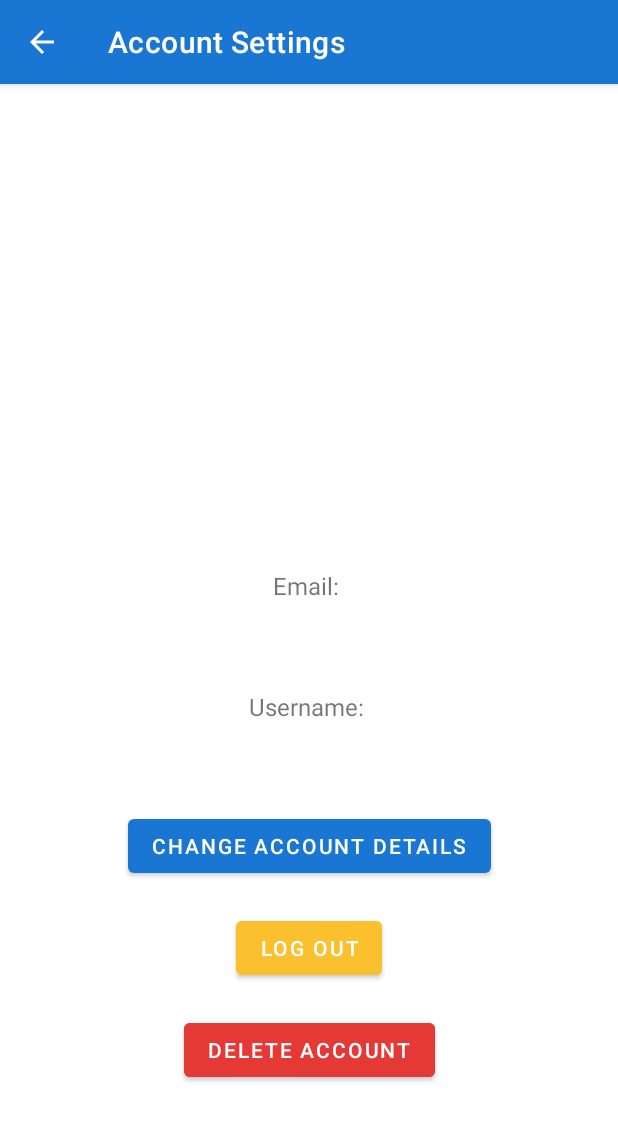
After one commit to EndiMuceku/GroupUp, an Android app: the ViewAccountActivity screen opened directly, with no data from a screen before it, on a phone screen of 412 x 824 dp. The commit adds this screen. Shown: the top 1121 px of the screen. Run offline under Robolectric (Android 15) with nearby library versions, the phone set to English and light mode, and no system bars; our stand-ins replace Firebase (no records; nobody signed in at launch, a user with empty details on screens opened directly).

Commit message:
Added basic account settings and replaced emails with user ids as unique keys for user identification.

```diff
--- a/app/src/main/java/com/endimuceku/groupup/CreateAccountActivity.java
+++ b/app/src/main/java/com/endimuceku/groupup/CreateAccountActivity.java
@@ -77,17 +77,16 @@ public class CreateAccountActivity extends AppCompatActivity {
                                             public void onComplete(@NonNull Task<Void> task) {
                                                 if (task.isSuccessful()) {
                                                     String name = user.getDisplayName();
-                                                    Toast.makeText(context, "Successfully created account for user " + name + ", please verify your email before signing in.", Toast.LENGTH_LONG).show();
+                                                    Toast.makeText(context, "Successfully created account for user " + name + ", please verify your email before signing in.", Toast.LENGTH_SHORT).show();
                                                 }
                                             }
                                         });
                             } else {
                                 // If sign in fails, display a message to the user.
                                 Toast.makeText(context, "Authentication failed.",
-                                        Toast.LENGTH_LONG).show();
+                                        Toast.LENGTH_SHORT).show();
                             }
 
-                            // ...
                         }
                     });
         } else if (!android.util.Patterns.EMAIL_ADDRESS.matcher(email).matches()){
--- a/app/src/main/java/com/endimuceku/groupup/CreateEventActivity.java
+++ b/app/src/main/java/com/endimuceku/groupup/CreateEventActivity.java
@@ -165,9 +165,9 @@ public class CreateEventActivity extends AppCompatActivity {
             mEventType.setError("You need to choose an event type.");
         } else {
             EventGroup eventGroup = new EventGroup(eventTitle, eventDescription, eventDate, eventTime, addressLine1, addressLine2,
-                    addressLine3, postcode, location, eventType, user.getEmail());
+                    addressLine3, postcode, location, eventType, user.getUid());
 
-            eventGroup.addUser(user.getDisplayName(), user.getEmail());
+            eventGroup.addUser(user.getUid(), user.getEmail());
 
             DatabaseReference newRef = ref.push();
             newRef.setValue(eventGroup);
--- a/app/src/main/java/com/endimuceku/groupup/ForgotPasswordActivity.java
+++ b/app/src/main/java/com/endimuceku/groupup/ForgotPasswordActivity.java
@@ -17,9 +17,7 @@ import com.google.firebase.auth.FirebaseAuth;
 public class ForgotPasswordActivity extends AppCompatActivity {
 
     private FirebaseAuth mAuth;
-
     private TextInputLayout mEmailInput;
-
     private String email;
     private Context context;
 
--- /dev/null
+++ b/app/src/main/java/com/endimuceku/groupup/ViewAccountActivity.java
@@ -0,0 +1,63 @@
+package com.endimuceku.groupup;
+
+import androidx.appcompat.app.AppCompatActivity;
+
+import android.content.Intent;
+import android.os.Bundle;
+import android.view.View;
+import android.widget.ImageView;
+import android.widget.TextView;
+
+import com.google.android.material.textfield.TextInputLayout;
+import com.google.firebase.auth.FirebaseAuth;
+import com.google.firebase.auth.FirebaseUser;
+
+public class ViewAccountActivity extends AppCompatActivity {
+
+    private String email;
+    private String username;
+
+    private TextView mEmail;
+    private TextView mUsername;
+
+    private FirebaseAuth mAuth;
+    private FirebaseUser user;
+
+    @Override
+    protected void onCreate(Bundle savedInstanceState) {
+        super.onCreate(savedInstanceState);
+        setContentView(R.layout.activity_view_account);
+
+        mAuth = FirebaseAuth.getInstance();
+        user = mAuth.getCurrentUser();
+
+        mEmail = findViewById(R.id.view_account_email);
+        mUsername = findViewById(R.id.view_account_display_name);
+
+        email = "Email: " + user.getEmail();
+        username = "Username: " + user.getDisplayName();
+
+        mEmail.setText(email);
+        mUsername.setText(username);
+
+    }
+
+    public void changeAccountDetailsButtonClicked(View view) {
+        Intent startUpdateAccountActivity = new Intent(this, UpdateAccountActivity.class);
+        startActivity(startUpdateAccountActivity);
+    }
+
+    public void logOutButtonClicked(View view) {
+        mAuth.signOut();
+        Intent startLogInActivity = new Intent(this, LogInActivity.class);
+        startLogInActivity.addFlags(Intent.FLAG_ACTIVITY_CLEAR_TASK|Intent.FLAG_ACTIVITY_NEW_TASK);
+        startActivity(startLogInActivity);
+    }
+
+
+    public void deleteAccountButtonClicked(View view) {
+        Intent startLogInActivity = new Intent(this, LogInActivity.class);
+        startLogInActivity.addFlags(Intent.FLAG_ACTIVITY_CLEAR_TASK|Intent.FLAG_ACTIVITY_NEW_TASK);
+        startActivity(startLogInActivity);
+    }
+}
--- /dev/null
+++ b/app/src/main/res/layout/activity_view_account.xml
@@ -0,0 +1,66 @@
+<?xml version="1.0" encoding="utf-8"?>
+<androidx.constraintlayout.widget.ConstraintLayout xmlns:android="http://schemas.android.com/apk/res/android"
+    xmlns:app="http://schemas.android.com/apk/res-auto"
+    xmlns:tools="http://schemas.android.com/tools"
+    android:layout_width="match_parent"
+    android:layout_height="match_parent"
+    tools:context=".ViewAccountActivity">
+
+    <TextView
+        android:id="@+id/view_account_email"
+        android:layout_width="wrap_content"
+        android:layout_height="wrap_content"
+        android:text="@string/view_email"
+        android:textSize="16sp"
+        app:layout_constraintBottom_toBottomOf="@+id/deleteAccountButton"
+        app:layout_constraintEnd_toEndOf="parent"
+        app:layout_constraintStart_toStartOf="parent"
+        app:layout_constraintTop_toTopOf="parent" />
+
+    <TextView
+        android:id="@+id/view_account_display_name"
+        android:layout_width="wrap_content"
+        android:layout_height="wrap_content"
+        android:text="@string/view_display_name"
+        android:textSize="16sp"
+        app:layout_constraintBottom_toTopOf="@+id/changeAccountDetailsButton"
+        app:layout_constraintEnd_toEndOf="parent"
+        app:layout_constraintStart_toStartOf="parent"
+        app:layout_constraintTop_toBottomOf="@+id/view_account_email" />
+
+    <com.google.android.material.button.MaterialButton
+        android:id="@+id/changeAccountDetailsButton"
+        android:layout_width="wrap_content"
+        android:layout_height="wrap_content"
+        android:layout_marginBottom="20dp"
+        android:onClick="changeAccountDetailsButtonClicked"
+        android:text="@string/change_account_details_button"
+        app:layout_constraintBottom_toTopOf="@+id/logOutButton"
+        app:layout_constraintEnd_toEndOf="parent"
+        app:layout_constraintStart_toStartOf="parent" />
+
+    <com.google.android.material.button.MaterialButton
+        android:id="@+id/logOutButton"
+        android:layout_width="wrap_content"
+        android:layout_height="wrap_content"
+        android:layout_marginBottom="20dp"
+        android:backgroundTint="#fbc02d"
+        android:onClick="logOutButtonClicked"
+        android:text="@string/log_out_button"
+        app:layout_constraintBottom_toTopOf="@+id/deleteAccountButton"
+        app:layout_constraintEnd_toEndOf="parent"
+        app:layout_constraintStart_toStartOf="parent" />
+
+    <com.google.android.material.button.MaterialButton
+        android:id="@+id/deleteAccountButton"
+        android:layout_width="wrap_content"
+        android:layout_height="wrap_content"
+        android:layout_marginBottom="100dp"
+        android:backgroundTint="#e53935"
+        android:onClick="deleteAccountButtonClicked"
+        android:text="@string/delete_account_button"
+        app:layout_constraintBottom_toBottomOf="parent"
+        app:layout_constraintEnd_toEndOf="parent"
+        app:layout_constraintStart_toStartOf="parent" />
+
+</androidx.constraintlayout.widget.ConstraintLayout>
--- a/app/src/main/res/values/strings.xml
+++ b/app/src/main/res/values/strings.xml
@@ -38,4 +38,11 @@
     <string name="date_and_time_event_card_text_placeholder">Date and Time</string>
     <string name="delete_group_button">Delete Group</string>
     <string name="leave_group_button">Leave Group</string>
+    <string name="log_out_button">Log Out</string>
+    <string name="change_account_details_button">Change Account Details</string>
+    <string name="delete_account_button">Delete Account</string>
+    <string name="view_display_name">Display Name:</string>
+    <string name="view_email">Email:</string>
+    <string name="update_account_details_button">Update Account Details</string>
+    <string name="select_image_button">Select Image</string>
 </resources>
```
Also changed, not shown: app/src/main/AndroidManifest.xml (+9 -2 lines), app/src/main/java/com/endimuceku/groupup/EventFragment.java (+10 -10 lines), app/src/main/java/com/endimuceku/groupup/EventGroup.java (+8 -8 lines), app/src/main/java/com/endimuceku/groupup/GroupFragment.java (+22 -1 lines), app/src/main/java/com/endimuceku/groupup/UpdateAccountActivity.java (added, +57 -0 lines), app/src/main/res/drawable-anydpi/account_settings_icon.xml (added, +11 -0 lines), app/src/main/res/layout/activity_update_account.xml (added, +52 -0 lines), app/src/main/res/layout/fragment_group.xml (+12 -6 lines), app/src/main/res/drawable-hdpi/account_settings_icon.png (added), app/src/main/res/drawable-mdpi/account_settings_icon.png (added), app/src/main/res/drawable-xhdpi/account_settings_icon.png (added), app/src/main/res/drawable-xxhdpi/account_settings_icon.png (added).
